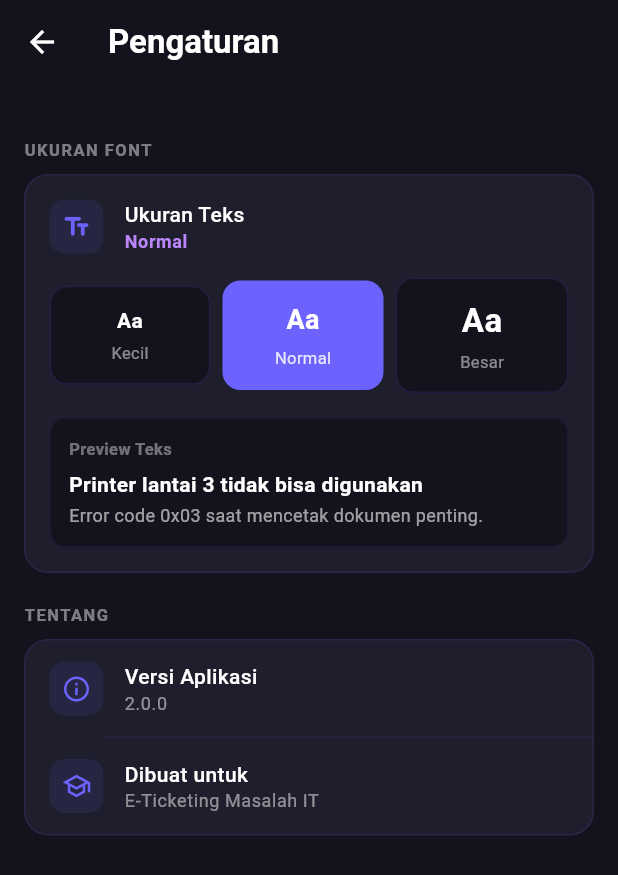
After one commit to hidayatullah-png/434241087_Hidayatullah-Sukma-Dewi_B1_uts, a Flutter app: the ProfileScreen screen opened directly, after a tap on "Pengaturan", on a phone screen of 412 x 824 dp. The commit adds this screen. Shown: the top 875 px of the screen. Run offline on Flutter 3.47's test engine with Material 3 defaults, Android fonts, the phone set to English and light mode, and no system bars; our stand-ins replace flutter_dotenv, flutter_riverpod, image_picker, shared_preferences, supabase_flutter; accounts and stored records are empty.

Commit message:
buat setting & benerin history tiket

```diff
--- /dev/null
+++ b/lib/core/providers/font_size_provider.dart
@@ -0,0 +1,64 @@
+import 'package:flutter_riverpod/flutter_riverpod.dart';
+import 'package:shared_preferences/shared_preferences.dart';
+
+enum FontSizeOption { small, normal, large }
+
+extension FontSizeLabel on FontSizeOption {
+  String get label {
+    switch (this) {
+      case FontSizeOption.small:
+        return 'Kecil';
+      case FontSizeOption.normal:
+        return 'Normal';
+      case FontSizeOption.large:
+        return 'Besar';
+    }
+  }
+
+  double get scale {
+    switch (this) {
+      case FontSizeOption.small:
+        return 0.85;
+      case FontSizeOption.normal:
+        return 1.0;
+      case FontSizeOption.large:
+        return 1.2;
+    }
+  }
+}
+
+const _fontSizeKey = 'app_font_size';
+
+// Pakai Notifier (Riverpod v2) — tidak butuh legacy import
+class FontSizeNotifier extends Notifier<FontSizeOption> {
+  @override
+  FontSizeOption build() {
+    _load();
+    return FontSizeOption.normal;
+  }
+
+  Future<void> _load() async {
+    final prefs = await SharedPreferences.getInstance();
+    final saved = prefs.getString(_fontSizeKey);
+    switch (saved) {
+      case 'small':
+        state = FontSizeOption.small;
+        break;
+      case 'large':
+        state = FontSizeOption.large;
+        break;
+      default:
+        state = FontSizeOption.normal;
+    }
+  }
+
+  Future<void> setSize(FontSizeOption option) async {
+    final prefs = await SharedPreferences.getInstance();
+    await prefs.setString(_fontSizeKey, option.name);
+    state = option;
+  }
+}
+
+final fontSizeProvider = NotifierProvider<FontSizeNotifier, FontSizeOption>(
+  () => FontSizeNotifier(),
+);
--- a/lib/features/dashboard/presentation/widgets/stat_card.dart
+++ b/lib/features/dashboard/presentation/widgets/stat_card.dart
@@ -20,7 +20,7 @@ class StatCard extends StatelessWidget {
     final isDark = theme.brightness == Brightness.dark;
 
     return Container(
-      padding: const EdgeInsets.all(14),
+      padding: const EdgeInsets.all(12),
       decoration: BoxDecoration(
         color: accentColor.withOpacity(isDark ? 0.12 : 0.10),
         borderRadius: BorderRadius.circular(16),
@@ -29,9 +29,12 @@ class StatCard extends StatelessWidget {
           width: 1,
         ),
       ),
+      // mainAxisSize.min + tanpa spaceBetween: Column hanya mengambil
+      // ruang sesuai kebutuhan konten, jadi tidak "dipaksa" melebar
+      // dan menyebabkan overflow saat ruang yang tersedia sempit.
       child: Column(
+        mainAxisSize: MainAxisSize.min,
         crossAxisAlignment: CrossAxisAlignment.start,
-        mainAxisAlignment: MainAxisAlignment.spaceBetween,
         children: [
           Container(
             padding: const EdgeInsets.all(6),
@@ -39,18 +42,18 @@ class StatCard extends StatelessWidget {
               color: accentColor.withOpacity(0.18),
               borderRadius: BorderRadius.circular(8),
             ),
-            child: Icon(icon, size: 18, color: accentColor),
+            child: Icon(icon, size: 16, color: accentColor),
           ),
-          Column(
-            crossAxisAlignment: CrossAxisAlignment.start,
-            children: [
+          const SizedBox(height: 8),
           Text(
             value,
-                style: theme.textTheme.headlineSmall?.copyWith(
+            style: theme.textTheme.titleLarge?.copyWith(
               fontWeight: FontWeight.bold,
               color: accentColor,
               height: 1,
             ),
+            maxLines: 1,
+            overflow: TextOverflow.ellipsis,
           ),
           const SizedBox(height: 2),
           Text(
@@ -58,9 +61,10 @@ class StatCard extends StatelessWidget {
             style: theme.textTheme.bodySmall?.copyWith(
               color: theme.colorScheme.onSurface.withOpacity(0.6),
               fontWeight: FontWeight.w500,
+              fontSize: 11,
             ),
-              ),
-            ],
+            maxLines: 1,
+            overflow: TextOverflow.ellipsis,
           ),
         ],
       ),
--- a/lib/features/profile/presentation/screens/profile_screen.dart
+++ b/lib/features/profile/presentation/screens/profile_screen.dart
@@ -6,6 +6,7 @@ import 'package:supabase_flutter/supabase_flutter.dart' hide AuthState;
 import '../../../../../../core/theme/app_colors.dart';
 import '../../../../../../core/theme/theme_provider.dart';
 import '../../../auth/presentation/providers/auth_provider.dart';
+import '../../../settings/presentation/screens/setting_screen.dart';
 
 class ProfileScreen extends ConsumerStatefulWidget {
   const ProfileScreen({super.key});
@@ -114,7 +115,9 @@ class _ProfileScreenState extends ConsumerState<ProfileScreen> {
       builder: (ctx) => StatefulBuilder(
         builder: (ctx, setDialogState) => AlertDialog(
           backgroundColor: isDark ? AppColors.wrnDarkInput : Colors.white,
-          shape: RoundedRectangleBorder(borderRadius: BorderRadius.circular(20)),
+          shape: RoundedRectangleBorder(
+            borderRadius: BorderRadius.circular(20),
+          ),
           title: const Text(
             'Edit Profil',
             style: TextStyle(fontWeight: FontWeight.bold),
@@ -145,7 +148,9 @@ class _ProfileScreenState extends ConsumerState<ProfileScreen> {
                 child: Text(
                   'Batal',
                   style: TextStyle(
-                    color: Theme.of(context).colorScheme.onSurface.withOpacity(0.5),
+                    color: Theme.of(
+                      context,
+                    ).colorScheme.onSurface.withOpacity(0.5),
                   ),
                 ),
               ),
@@ -167,13 +172,15 @@ class _ProfileScreenState extends ConsumerState<ProfileScreen> {
                             );
                           }
                           // Update nama & email di tabel users
-                          await _supabase.from('users').update({
-                            'name': newName,
-                            'email': newEmail,
-                          }).eq('id', userId);
+                          await _supabase
+                              .from('users')
+                              .update({'name': newName, 'email': newEmail})
+                              .eq('id', userId);
 
                           // Update Riverpod
-                          ref.read(authProvider.notifier).setUser(
+                          ref
+                              .read(authProvider.notifier)
+                              .setUser(
                                 name: newName,
                                 role: auth.role,
                                 email: newEmail,
@@ -217,7 +224,8 @@ class _ProfileScreenState extends ConsumerState<ProfileScreen> {
   // -- Ganti password dialog --
 
   void _showChangePasswordDialog() {
-    final oldPassController = TextEditingController(); // Info: Supabase tidak wajib mengirim old pass untuk update sesi aktif
+    final oldPassController =
+        TextEditingController(); // Info: Supabase tidak wajib mengirim old pass untuk update sesi aktif
     final newPassController = TextEditingController();
     final confirmPassController = TextEditingController();
     final isDark = Theme.of(context).brightness == Brightness.dark;
@@ -304,7 +312,8 @@ class _ProfileScreenState extends ConsumerState<ProfileScreen> {
               onPressed: isSaving
                   ? null
                   : () async {
-                      if (newPassController.text != confirmPassController.text) {
+                      if (newPassController.text !=
+                          confirmPassController.text) {
                         setDialogState(
                           () => errorText = 'Konfirmasi password tidak cocok',
                         );
@@ -373,7 +382,9 @@ class _ProfileScreenState extends ConsumerState<ProfileScreen> {
       builder: (ctx) => StatefulBuilder(
         builder: (ctx, setDialogState) => AlertDialog(
           backgroundColor: isDark ? AppColors.wrnDarkInput : Colors.white,
-          shape: RoundedRectangleBorder(borderRadius: BorderRadius.circular(20)),
+          shape: RoundedRectangleBorder(
+            borderRadius: BorderRadius.circular(20),
+          ),
           title: const Text(
             'Keluar?',
             style: TextStyle(fontWeight: FontWeight.bold),
@@ -388,7 +399,9 @@ class _ProfileScreenState extends ConsumerState<ProfileScreen> {
                 child: Text(
                   'Batal',
                   style: TextStyle(
-                    color: Theme.of(context).colorScheme.onSurface.withOpacity(0.5),
+                    color: Theme.of(
+                      context,
+                    ).colorScheme.onSurface.withOpacity(0.5),
                   ),
                 ),
               ),
@@ -668,6 +681,27 @@ class _ProfileScreenState extends ConsumerState<ProfileScreen> {
             // -- Menu section: Lainnya --
             _SectionLabel(text: 'Lainnya', cs: cs, theme: theme),
             const SizedBox(height: 8),
+            const SizedBox(height: 8),
+            _MenuCard(
+              isDark: isDark,
+              cs: cs,
+              children: [
+                _MenuItem(
+                  icon: Icons.settings_outlined,
+                  label: 'Pengaturan',
+                  onTap: () {
+                    Navigator.push(
+                      context,
+                      MaterialPageRoute(builder: (_) => const SettingScreen()),
+                    );
+                  },
+                  isDark: isDark,
+                  cs: cs,
+                  theme: theme,
+                ),
+              ],
+            ),
+
             _MenuCard(
               isDark: isDark,
               cs: cs,
--- /dev/null
+++ b/lib/features/settings/presentation/screens/setting_screen.dart
@@ -0,0 +1,399 @@
+import 'package:flutter/material.dart';
+import 'package:flutter_riverpod/flutter_riverpod.dart';
+import '../../../../core/theme/app_colors.dart';
+import '../../../../core/theme/theme_provider.dart';
+import '../../../../core/providers/font_size_provider.dart';
+
+class SettingScreen extends ConsumerWidget {
+  const SettingScreen({super.key});
+
+  @override
+  Widget build(BuildContext context, WidgetRef ref) {
+    final themeMode = ref.watch(themeProvider);
+    final fontSize = ref.watch(fontSizeProvider);
+    final fontNotifier = ref.read(fontSizeProvider.notifier);
+    final theme = Theme.of(context);
+    final cs = theme.colorScheme;
+    final isDark = themeMode == ThemeMode.dark;
+
+    return Scaffold(
+      appBar: AppBar(
+        title: const Text('Pengaturan'),
+        centerTitle: false,
+        elevation: 0,
+      ),
+      body: SingleChildScrollView(
+        padding: const EdgeInsets.all(16),
+        child: Column(
+          crossAxisAlignment: CrossAxisAlignment.start,
+          children: [
+            const SizedBox(height: 20),
+
+            // ── Ukuran Font ───────────────────────────────────
+            _SectionLabel(text: 'UKURAN FONT', cs: cs, theme: theme),
+            const SizedBox(height: 8),
+            _SettingCard(
+              isDark: isDark,
+              cs: cs,
+              children: [
+                Padding(
+                  padding: const EdgeInsets.all(16),
+                  child: Column(
+                    crossAxisAlignment: CrossAxisAlignment.start,
+                    children: [
+                      Row(
+                        children: [
+                          Container(
+                            padding: const EdgeInsets.all(8),
+                            decoration: BoxDecoration(
+                              color: AppColors.wrnBtsPurple.withOpacity(0.1),
+                              borderRadius: BorderRadius.circular(10),
+                            ),
+                            child: const Icon(
+                              Icons.text_fields_rounded,
+                              color: AppColors.wrnBtsPurple,
+                              size: 20,
+                            ),
+                          ),
+                          const SizedBox(width: 14),
+                          Expanded(
+                            child: Column(
+                              crossAxisAlignment: CrossAxisAlignment.start,
+                              children: [
+                                Text(
+                                  'Ukuran Teks',
+                                  style: theme.textTheme.bodyMedium?.copyWith(
+                                    fontWeight: FontWeight.w500,
+                                    color: cs.onSurface,
+                                  ),
+                                ),
+                                Text(
+                                  fontSize.label,
+                                  style: theme.textTheme.bodySmall?.copyWith(
+                                    color: AppColors.wrnLightPurple,
+                                    fontWeight: FontWeight.w600,
+                                  ),
+                                ),
+                              ],
+                            ),
+                          ),
+                        ],
+                      ),
+
+                      const SizedBox(height: 16),
+
+                      // Font size selector
+                      Row(
+                        children: FontSizeOption.values.map((option) {
+                          final isSelected = fontSize == option;
+                          return Expanded(
+                            child: GestureDetector(
+                              onTap: () => fontNotifier.setSize(option),
+                              child: AnimatedContainer(
+                                duration: const Duration(milliseconds: 180),
+                                margin: EdgeInsets.only(
+                                  right: option != FontSizeOption.large ? 8 : 0,
+                                ),
+                                padding: const EdgeInsets.symmetric(
+                                  vertical: 12,
+                                ),
+                                decoration: BoxDecoration(
+                                  color: isSelected
+                                      ? AppColors.wrnBtsPurple
+                                      : isDark
+                                      ? AppColors.wrnDarkBg
+                                      : cs.surfaceContainerLow,
+                                  borderRadius: BorderRadius.circular(12),
+                                  border: Border.all(
+                                    color: isSelected
+                                        ? AppColors.wrnBtsPurple
+                                        : isDark
+                                        ? AppColors.wrnShapePurple.withOpacity(
+                                            0.3,
+                                          )
+                                        : cs.outlineVariant.withOpacity(0.5),
+                                    width: isSelected ? 1.5 : 1,
+                                  ),
+                                ),
+                                child: Column(
+                                  children: [
+                                    Text(
+                                      _fontPreview(option),
+                                      style: TextStyle(
+                                        fontSize: _previewSize(option),
+                                        fontWeight: FontWeight.bold,
+                                        color: isSelected
+                                            ? Colors.white
+                                            : cs.onSurface,
+                                      ),
+                                    ),
+                                    const SizedBox(height: 4),
+                                    Text(
+                                      option.label,
+                                      style: TextStyle(
+                                        fontSize: 11,
+                                        color: isSelected
+                                            ? Colors.white.withOpacity(0.85)
+                                            : cs.onSurface.withOpacity(0.5),
+                                      ),
+                                    ),
+                                  ],
+                                ),
+                              ),
+                            ),
+                          );
+                        }).toList(),
+                      ),
+
+                      const SizedBox(height: 16),
+
+                      // Preview teks
+                      Container(
+                        width: double.infinity,
+                        padding: const EdgeInsets.all(12),
+                        decoration: BoxDecoration(
+                          color: isDark
+                              ? AppColors.wrnDarkBg
+                              : cs.surfaceContainerLow,
+                          borderRadius: BorderRadius.circular(10),
+                          border: Border.all(
+                            color: isDark
+                                ? AppColors.wrnShapePurple.withOpacity(0.2)
+                                : cs.outlineVariant.withOpacity(0.3),
+                          ),
+                        ),
+                        child: Column(
+                          crossAxisAlignment: CrossAxisAlignment.start,
+                          children: [
+                            Text(
+                              'Preview Teks',
+                              style: TextStyle(
+                                fontSize: 11,
+                                color: cs.onSurface.withOpacity(0.4),
+                                fontWeight: FontWeight.w600,
+                              ),
+                            ),
+                            const SizedBox(height: 6),
+                            Text(
+                              'Printer lantai 3 tidak bisa digunakan',
+                              style: TextStyle(
+                                fontSize: 14 * fontSize.scale,
+                                fontWeight: FontWeight.w600,
+                                color: cs.onSurface,
+                              ),
+                            ),
+                            const SizedBox(height: 2),
+                            Text(
+                              'Error code 0x03 saat mencetak dokumen penting.',
+                              style: TextStyle(
+                                fontSize: 12 * fontSize.scale,
+                                color: cs.onSurface.withOpacity(0.6),
+                              ),
+                            ),
+                          ],
+                        ),
+                      ),
+                    ],
+                  ),
+                ),
+              ],
+            ),
+
+            const SizedBox(height: 20),
+
+            // ── Tentang ───────────────────────────────────────
+            _SectionLabel(text: 'TENTANG', cs: cs, theme: theme),
+            const SizedBox(height: 8),
+            _SettingCard(
+              isDark: isDark,
+              cs: cs,
+              children: [
+                _SettingTile(
+                  icon: Icons.info_outline,
+                  title: 'Versi Aplikasi',
+                  subtitle: '2.0.0',
+                  isDark: isDark,
+                  cs: cs,
+                  theme: theme,
+                  showChevron: false,
+                ),
+                _Divider(cs: cs, isDark: isDark),
+                _SettingTile(
+                  icon: Icons.school_outlined,
+                  title: 'Dibuat untuk',
+                  subtitle: 'E-Ticketing Masalah IT',
+                  isDark: isDark,
+                  cs: cs,
+                  theme: theme,
+                  showChevron: false,
+                ),
+              ],
+            ),
+
+            const SizedBox(height: 32),
+          ],
+        ),
+      ),
+    );
+  }
+
+  String _fontPreview(FontSizeOption option) {
+    switch (option) {
+      case FontSizeOption.small:
+        return 'Aa';
+      case FontSizeOption.normal:
+        return 'Aa';
+      case FontSizeOption.large:
+        return 'Aa';
+    }
+  }
+
+  double _previewSize(FontSizeOption option) {
+    switch (option) {
+      case FontSizeOption.small:
+        return 14;
+      case FontSizeOption.normal:
+        return 18;
+      case FontSizeOption.large:
+        return 22;
+    }
+  }
+}
+
+// ── Helper Widgets ─────────────────────────────────────────────
+
+class _SectionLabel extends StatelessWidget {
+  final String text;
+  final ColorScheme cs;
+  final ThemeData theme;
+  const _SectionLabel({
+    required this.text,
+    required this.cs,
+    required this.theme,
+  });
+
+  @override
+  Widget build(BuildContext context) {
+    return Text(
+      text,
+      style: theme.textTheme.labelSmall?.copyWith(
+        color: cs.onSurface.withOpacity(0.45),
+        fontWeight: FontWeight.w700,
+        letterSpacing: 1.0,
+      ),
+    );
+  }
+}
+
+class _SettingCard extends StatelessWidget {
+  final List<Widget> children;
+  final bool isDark;
+  final ColorScheme cs;
+  const _SettingCard({
+    required this.children,
+    required this.isDark,
+    required this.cs,
+  });
+
+  @override
+  Widget build(BuildContext context) {
+    return Container(
+      decoration: BoxDecoration(
+        color: isDark ? AppColors.wrnDarkInput : cs.surface,
+        borderRadius: BorderRadius.circular(16),
+        border: Border.all(
+          color: isDark
+              ? AppColors.wrnShapePurple.withOpacity(0.25)
+              : cs.outlineVariant.withOpacity(0.4),
+        ),
+      ),
+      child: Column(children: children),
+    );
+  }
+}
+
+class _SettingTile extends StatelessWidget {
+  final IconData icon;
+  final String title;
+  final String subtitle;
+  final bool isDark;
+  final ColorScheme cs;
+  final ThemeData theme;
+  final bool showChevron;
+  const _SettingTile({
+    required this.icon,
+    required this.title,
+    required this.subtitle,
+    required this.isDark,
+    required this.cs,
+    required this.theme,
+    this.showChevron = true,
+  });
+
+  @override
+  Widget build(BuildContext context) {
+    return InkWell(
+      onTap: null,
+      borderRadius: BorderRadius.circular(16),
+      child: Padding(
+        padding: const EdgeInsets.symmetric(horizontal: 16, vertical: 14),
+        child: Row(
+          children: [
+            Container(
+              padding: const EdgeInsets.all(8),
+              decoration: BoxDecoration(
+                color: AppColors.wrnBtsPurple.withOpacity(0.1),
+                borderRadius: BorderRadius.circular(10),
+              ),
+              child: Icon(icon, color: AppColors.wrnBtsPurple, size: 20),
+            ),
+            const SizedBox(width: 14),
+            Expanded(
+              child: Column(
+                crossAxisAlignment: CrossAxisAlignment.start,
+                children: [
+                  Text(
+                    title,
+                    style: theme.textTheme.bodyMedium?.copyWith(
+                      fontWeight: FontWeight.w500,
+                      color: cs.onSurface,
+                    ),
+                  ),
+                  Text(
+                    subtitle,
+                    style: theme.textTheme.bodySmall?.copyWith(
+                      color: cs.onSurface.withOpacity(0.5),
+                    ),
+                  ),
+                ],
+              ),
+            ),
+            if (showChevron)
+              Icon(
+                Icons.chevron_right,
+                size: 18,
+                color: cs.onSurface.withOpacity(0.3),
+              ),
+          ],
+        ),
+      ),
+    );
+  }
+}
+
+class _Divider extends StatelessWidget {
+  final ColorScheme cs;
+  final bool isDark;
+  const _Divider({required this.cs, required this.isDark});
+
+  @override
+  Widget build(BuildContext context) {
+    return Divider(
+      height: 1,
+      indent: 52,
+      color: isDark
+          ? AppColors.wrnShapePurple.withOpacity(0.2)
+          : cs.outlineVariant.withOpacity(0.35),
+    );
+  }
+}
--- a/lib/features/tickets/presentation/providers/ticket_detail_provider.dart
+++ b/lib/features/tickets/presentation/providers/ticket_detail_provider.dart
@@ -268,9 +268,9 @@ class TicketDetailNotifier extends StateNotifier<TicketDetailState> {
     }
   }
 
-  // Helpdesk klik Finish → status jadi closed
+  // Helpdesk klik Finish → status jadi resolved
   Future<void> finishTicket() async {
-    await _updateStatus('closed');
+    await _updateStatus('resolved');
   }
 
   Future<void> _updateStatus(String newStatus) async {
--- a/lib/main.dart
+++ b/lib/main.dart
@@ -3,6 +3,7 @@ import 'package:flutter_riverpod/flutter_riverpod.dart';
 import 'package:srs_mobile/features/auth/presentation/screens/splash_screen.dart';
 import 'core/theme/app_theme.dart';
 import 'core/theme/theme_provider.dart';
+import 'core/providers/font_size_provider.dart';
 import 'features/auth/presentation/screens/login_screen.dart';
 import 'features/dashboard/presentation/screens/main_screen.dart';
 import 'package:supabase_flutter/supabase_flutter.dart';
@@ -33,6 +34,7 @@ class MyApp extends ConsumerWidget {
   @override
   Widget build(BuildContext context, WidgetRef ref) {
     final themeMode = ref.watch(themeProvider);
+    final fontSize = ref.watch(fontSizeProvider);
 
     return MaterialApp(
       title: 'E-Ticketing Helpdesk',
@@ -42,9 +44,17 @@ class MyApp extends ConsumerWidget {
       darkTheme: AppTheme.darkTheme,
       themeMode: themeMode,
 
+      // Apply ukuran font ke seluruh app
+      builder: (context, child) => MediaQuery(
+        data: MediaQuery.of(
+          context,
+        ).copyWith(textScaler: TextScaler.linear(fontSize.scale)),
+        child: child!,
+      ),
+
       initialRoute: '/',
       routes: {
-        '/': (context) => const SplashScreen(), // Ganti home dengan rute '/'
+        '/': (context) => const SplashScreen(),
         '/login': (context) => const LoginScreen(),
         '/main': (context) => const MainScreen(),
       },
```
Lines whose indentation alone changed are shown as unchanged.
